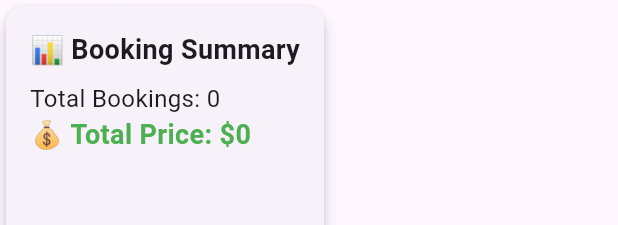
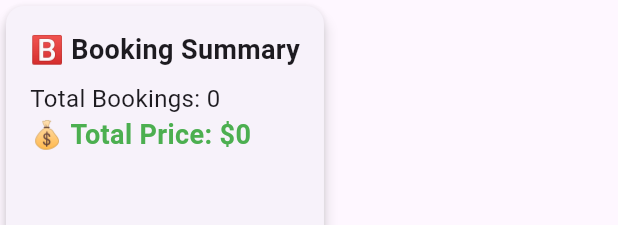
Before and after one commit to HulumyluU/Travel-Booking-Agency-Web-App, a Flutter app: the SummaryCard widget shown alone on an empty page, opened directly with empty values, on a phone screen of 412 x 824 dp. Shown: the top 225 px of the screen. Run offline on Flutter 3.47's test engine with Material 3 defaults, Android fonts, the phone set to English and light mode, and no system bars.

```diff
--- a/lib/components/summary_card.dart
+++ b/lib/components/summary_card.dart
@@ -20,7 +20,7 @@ class SummaryCard extends StatelessWidget {
           crossAxisAlignment: CrossAxisAlignment.start,
           children: [
             const Text(
-              '📊 Booking Summary',
+              '🅱️ Booking Summary',
               style: TextStyle(fontSize: 18, fontWeight: FontWeight.bold),
             ),
             const SizedBox(height: 8),
```
